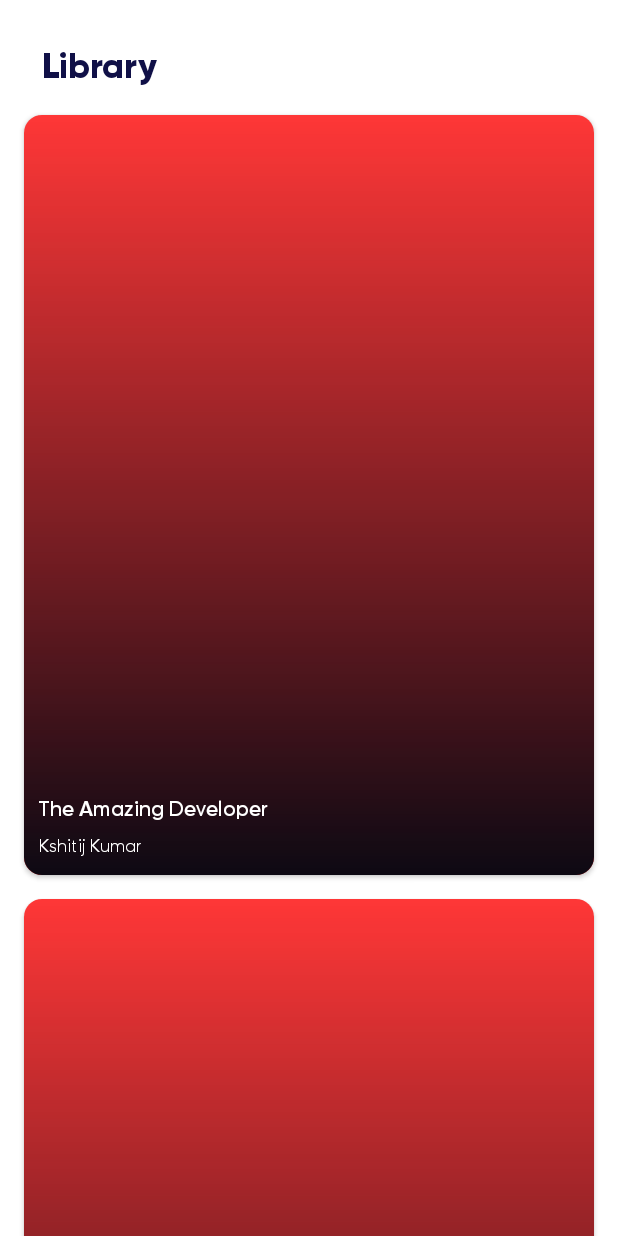
After one commit to kshitijskumar/Audino, an Android app: the layout fragment_library.xml on its own in the app's theme, with its tools: preview values and no code run, on a phone screen of 412 x 824 dp. The commit adds this screen. Run offline under Robolectric (Android 15) with nearby library versions, the phone set to English and light mode, and no system bars; network calls fail.

Commit message:
library section done

```diff
--- a/app/src/main/java/com/example/audino/model/repositories/MainRepository.kt
+++ b/app/src/main/java/com/example/audino/model/repositories/MainRepository.kt
@@ -13,4 +13,6 @@ interface MainRepository {
     suspend fun saveBookInDb(book: BookResponse)
 
     suspend fun unsaveBookFromDb(book: BookResponse)
+
+    suspend fun getAllSavedBooks() : List<BookResponse>
 }
--- a/app/src/main/java/com/example/audino/model/repositories/MainRepositoryImpl.kt
+++ b/app/src/main/java/com/example/audino/model/repositories/MainRepositoryImpl.kt
@@ -95,4 +95,10 @@ class MainRepositoryImpl(
             dao.unsaveBookFromDb(book)
         }
     }
+
+    override suspend fun getAllSavedBooks(): List<BookResponse> {
+        return withContext(Dispatchers.IO) {
+            dao.getAllSavedBooks()
+        }
+    }
 }
--- a/app/src/main/java/com/example/audino/views/callbacks/SwitchFragmentCallback.kt
+++ b/app/src/main/java/com/example/audino/views/callbacks/SwitchFragmentCallback.kt
@@ -7,4 +7,6 @@ interface SwitchFragmentCallback {
     fun openPlayerFragment(book: BookResponse)
 
     fun openReadFragment(bookId: String)
+
+    fun openLibraryFragment()
 }
--- a/app/src/main/java/com/example/audino/views/home/HomeFragment.kt
+++ b/app/src/main/java/com/example/audino/views/home/HomeFragment.kt
@@ -62,6 +62,10 @@ class HomeFragment : Fragment() {
                 }
             }
         }
+
+        binding.tvSavedBooks.setOnClickListener {
+            (requireContext() as SwitchFragmentCallback).openLibraryFragment()
+        }
     }
 
     private fun initRecyclerView() {
--- /dev/null
+++ b/app/src/main/res/layout/fragment_library.xml
@@ -0,0 +1,38 @@
+<?xml version="1.0" encoding="utf-8"?>
+<layout xmlns:android="http://schemas.android.com/apk/res/android"
+    xmlns:tools="http://schemas.android.com/tools"
+    xmlns:app="http://schemas.android.com/apk/res-auto">
+
+    <data>
+
+    </data>
+
+    <androidx.constraintlayout.widget.ConstraintLayout
+        android:layout_width="match_parent"
+        android:layout_height="match_parent">
+
+        <TextView
+            android:id="@+id/tv_title"
+            android:layout_width="wrap_content"
+            android:layout_height="wrap_content"
+            android:text="@string/library"
+            android:textSize="24sp"
+            app:layout_constraintTop_toTopOf="parent"
+            app:layout_constraintStart_toStartOf="parent"
+            android:layout_margin="28dp"
+            android:fontFamily="@font/gilroy_extrabold"
+            android:textColor="@color/dark_blue"/>
+
+        <androidx.recyclerview.widget.RecyclerView
+            android:id="@+id/rv_saved_books"
+            android:layout_width="match_parent"
+            android:layout_height="0dp"
+            app:layout_constraintTop_toBottomOf="@id/tv_title"
+            app:layout_constraintBottom_toBottomOf="parent"
+            android:paddingHorizontal="8dp"
+            android:layout_marginTop="10dp"
+            tools:listitem="@layout/layout_grid_book"
+            tools:itemCount="4"/>
+
+    </androidx.constraintlayout.widget.ConstraintLayout>
+</layout>
--- a/app/src/main/res/layout/layout_grid_book.xml
+++ b/app/src/main/res/layout/layout_grid_book.xml
@@ -4,7 +4,9 @@
     xmlns:app="http://schemas.android.com/apk/res-auto">
 
     <data>
-
+        <variable
+            name="vm"
+            type="com.example.audino.views.home.LinearBookItemVm" />
     </data>
 
     <androidx.cardview.widget.CardView
@@ -12,11 +14,13 @@
         android:layout_width="match_parent"
         android:layout_height="wrap_content"
         app:cardCornerRadius="12dp"
+        android:layout_margin="8dp"
         app:cardBackgroundColor="@color/transparent">
 
         <androidx.constraintlayout.widget.ConstraintLayout
             android:layout_width="match_parent"
-            android:layout_height="wrap_content">
+            android:layout_height="wrap_content"
+            android:onClick="@{() -> vm.onBookClicked()}">
 
             <ImageView
                 android:layout_width="match_parent"
@@ -28,7 +32,8 @@
                 app:layout_constraintStart_toStartOf="parent"
                 app:layout_constraintEnd_toEndOf="parent"
                 android:foreground="@drawable/gradient_bottom_black"
-                android:scaleType="centerCrop"/>
+                android:scaleType="centerCrop"
+                loadFromUrl="@{vm.thumbnailUrl}"/>
 
             <TextView
                 android:id="@+id/tvAuthor"
@@ -43,7 +48,8 @@
                 android:textSize="12sp"
                 app:layout_constraintEnd_toEndOf="parent"
                 android:layout_marginEnd="10dp"
-                app:layout_constraintStart_toStartOf="parent"/>
+                app:layout_constraintStart_toStartOf="parent"
+                android:text="@{vm.authorName}"/>
 
             <TextView
                 android:id="@+id/tvTitle"
@@ -55,7 +61,8 @@
                 tools:text="The Amazing Developer"
                 android:textColor="@color/white"
                 android:fontFamily="@font/gilroy_semibold"
-                android:layout_marginBottom="8dp"/>
+                android:layout_marginBottom="8dp"
+                android:text="@{vm.title}"/>
 
         </androidx.constraintlayout.widget.ConstraintLayout>
     </androidx.cardview.widget.CardView>
--- a/app/src/main/res/values/strings.xml
+++ b/app/src/main/res/values/strings.xml
@@ -21,4 +21,5 @@
     <string name="background_mode">Background mode</string>
     <string name="bg_light">Light</string>
     <string name="bg_dark">Dark</string>
+    <string name="library">Library</string>
 </resources>
```
Also changed, not shown: app/src/main/java/com/example/audino/viewmodels/MainViewModel.kt (+8 -0 lines), app/src/main/java/com/example/audino/views/activities/MainActivity.kt (+9 -0 lines), app/src/main/java/com/example/audino/views/adapters/BooksAdapter.kt (+16 -2 lines), app/src/main/java/com/example/audino/views/library/LibraryFragment.kt (added, +74 -0 lines), app/src/main/res/layout/fragment_home.xml (+13 -0 lines).
